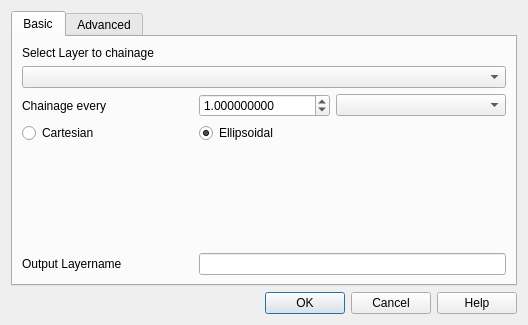
Old version of the form ui_qchainage.ui in the repository mach0/qchainage.
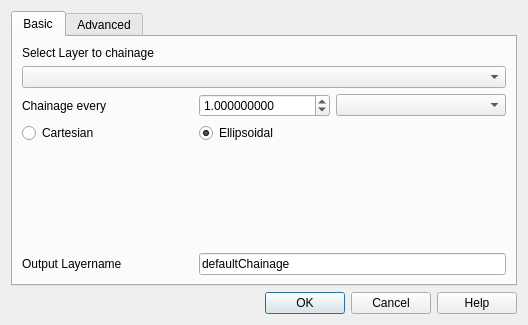
New version of the form.

```diff
--- a/ui_qchainage.ui
+++ b/ui_qchainage.ui
@@ -44,7 +44,23 @@
         </widget>
        </item>
        <item row="6" column="2" colspan="3">
-        <widget class="QLineEdit" name="layerNameLine"/>
+        <widget class="QLineEdit" name="layerNameLine">
+         <property name="text">
+          <string>defaultChainage</string>
+         </property>
+         <property name="frame">
+          <bool>true</bool>
+         </property>
+         <property name="echoMode">
+          <enum>QLineEdit::Normal</enum>
+         </property>
+         <property name="cursorPosition">
+          <number>15</number>
+         </property>
+         <property name="placeholderText">
+          <string>Layername</string>
+         </property>
+        </widget>
        </item>
        <item row="6" column="0" colspan="2">
         <widget class="QLabel" name="labelLayerName">
```
